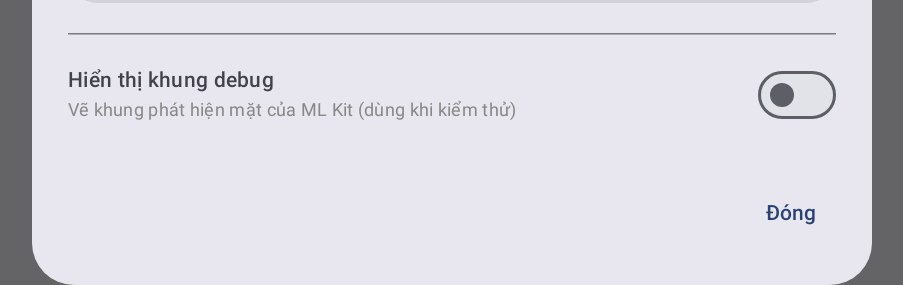
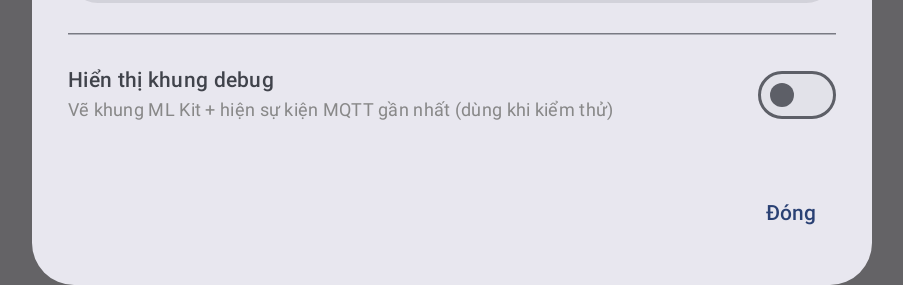
Before and after one commit to itstheblank/NavistarAccessClient_GR2, an Android app built with Jetpack Compose: the composable SettingsDialog shown on its own in the app's theme, on a phone screen of 824 x 412 dp (held sideways). Shown: the part 333-618 px from the top of the screen, without its empty margins (166-1069 px from the left). Run offline under Robolectric (Android 15) with nearby library versions, the phone set to English and light mode, and no system bars; libraries missing offline, so code that uses them is left out: androidx.camera.core, com.google.mlkit.vision; 7 statements that could not run were skipped.

Commit message:
Phase 3 (C): Wire IoT agent into ViewModel, add status chip and Lab settings UI

```diff
--- /dev/null
+++ b/app/src/main/java/com/example/navistaraccessclient/view/IotUi.kt
@@ -0,0 +1,179 @@
+package com.example.navistaraccessclient.view
+
+import android.widget.Toast
+import androidx.compose.foundation.background
+import androidx.compose.foundation.layout.*
+import androidx.compose.foundation.shape.CircleShape
+import androidx.compose.foundation.shape.RoundedCornerShape
+import androidx.compose.foundation.text.KeyboardOptions
+import androidx.compose.material3.*
+import androidx.compose.runtime.*
+import androidx.compose.ui.Alignment
+import androidx.compose.ui.Modifier
+import androidx.compose.ui.graphics.Color
+import androidx.compose.ui.platform.LocalContext
+import androidx.compose.ui.text.font.FontFamily
+import androidx.compose.ui.text.font.FontWeight
+import androidx.compose.ui.text.input.KeyboardType
+import androidx.compose.ui.text.input.PasswordVisualTransformation
+import androidx.compose.ui.unit.dp
+import androidx.compose.ui.unit.sp
+import com.example.navistaraccessclient.iot.ConnState
+import com.example.navistaraccessclient.iot.DeviceConfig
+import com.example.navistaraccessclient.iot.DeviceState
+import com.example.navistaraccessclient.iot.protocol.DoorStatus
+import com.example.navistaraccessclient.viewmodel.CameraViewModel
+
+/*
+ * [GĐ3] Giao diện phần IoT: chip trạng thái trên màn hình chính + mục cấu hình trong Dialog Cài đặt.
+ */
+
+private fun connLabel(s: ConnState): Pair<Color, String> = when (s) {
+    is ConnState.Connected -> Color(0xFF43A047) to "Server: Đã kết nối"
+    ConnState.FetchingToken -> Color(0xFFFFB300) to "Server: Đang lấy token..."
+    ConnState.Connecting -> Color(0xFFFFB300) to "Server: Đang kết nối..."
+    is ConnState.Waiting -> Color(0xFFE53935) to "Server: Mất kết nối"
+    is ConnState.Misconfigured -> Color(0xFFE53935) to "Server: Thiếu cấu hình"
+    ConnState.Disabled -> Color.Gray to "Server: Tắt"
+}
+
+/** Chip góc trên trái: kết nối + trạng thái cửa + cảnh báo disable/emergency */
+@Composable
+fun IotStatusChip(conn: ConnState, door: DoorStatus, state: DeviceState, modifier: Modifier = Modifier) {
+    val (color, label) = connLabel(conn)
+    Column(modifier = modifier, verticalArrangement = Arrangement.spacedBy(6.dp)) {
+        Row(
+            modifier = Modifier
+                .background(Color.Black.copy(alpha = 0.55f), RoundedCornerShape(50))
+                .padding(horizontal = 12.dp, vertical = 6.dp),
+            verticalAlignment = Alignment.CenterVertically
+        ) {
+            Box(Modifier.size(10.dp).background(color, CircleShape))
+            Spacer(Modifier.width(8.dp))
+            Text(label, color = Color.White, fontSize = 13.sp)
+            Spacer(Modifier.width(12.dp))
+            Text(
+                text = when {
+                    state.isEmergencyOpen -> "🚪 Mở khẩn cấp"
+                    door == DoorStatus.OPEN -> "🚪 Cửa mở"
+                    else -> "🚪 Cửa đóng"
+                },
+                color = if (door == DoorStatus.OPEN || state.isEmergencyOpen) Color(0xFF69F0AE) else Color.White,
+                fontSize = 13.sp
+            )
+        }
+        if (state.isDeviceDisable) {
+            Text(
+                "Thiết bị đang bị vô hiệu hoá bởi quản trị viên",
+                color = Color.White, fontSize = 12.sp,
+                modifier = Modifier
+                    .background(Color(0xFFC62828).copy(alpha = 0.85f), RoundedCornerShape(8.dp))
+                    .padding(horizontal = 10.dp, vertical = 4.dp)
+            )
+        }
+    }
+}
+
+/**
+ * Mục "Kết nối hệ thống Lab" trong Dialog Cài đặt.
+ * Giữ bản nháp cục bộ, chỉ áp dụng khi bấm "Lưu & kết nối lại".
+ */
+@Composable
+fun DeviceSettingsSection(viewModel: CameraViewModel) {
+    val context = LocalContext.current
+    val current: DeviceConfig = viewModel.deviceConfig
+    val st: DeviceState = viewModel.deviceState
+
+    var enabled by remember { mutableStateOf(current.enabled) }
+    var apiUrl by remember { mutableStateOf(current.apiBaseUrl) }
+    var host by remember { mutableStateOf(current.brokerHost) }
+    var port by remember { mutableStateOf(current.brokerPort.toString()) }
+    var mac by remember { mutableStateOf(current.macAddress) }
+    var salt by remember { mutableStateOf(current.salt) }
+    var applyThreshold by remember { mutableStateOf(current.applyServerThreshold) }
+
+    Row(verticalAlignment = Alignment.CenterVertically) {
+        Text("Kết nối hệ thống Lab (MQTT v5)", fontWeight = FontWeight.SemiBold, modifier = Modifier.weight(1f))
+        Switch(checked = enabled, onCheckedChange = { enabled = it })
+    }
+    Text(
+        when (val c = viewModel.connState) {
+            is ConnState.Connected -> "Đã kết nối ${c.uri}"
+            is ConnState.Waiting -> "${c.reason}" + if (c.retryInSec > 0) " (thử lại sau ${c.retryInSec}s)" else ""
+            is ConnState.Misconfigured -> "Thiếu: ${c.missing.joinToString()}"
+            else -> connLabel(c).second
+        },
+        color = Color.Gray, fontSize = 12.sp
+    )
+
+    OutlinedTextField(
+        value = apiUrl, onValueChange = { apiUrl = it },
+        label = { Text("URL ApiGateway (VD http://10.0.2.2:8080)") }, singleLine = true,
+        keyboardOptions = KeyboardOptions(keyboardType = KeyboardType.Uri),
+        modifier = Modifier.fillMaxWidth()
+    )
+    Row(horizontalArrangement = Arrangement.spacedBy(8.dp)) {
+        OutlinedTextField(
+            value = host, onValueChange = { host = it },
+            label = { Text("Broker host") }, singleLine = true,
+            modifier = Modifier.weight(2f)
+        )
+        OutlinedTextField(
+            value = port, onValueChange = { v -> port = v.filter { it.isDigit() }.take(5) },
+            label = { Text("Port") }, singleLine = true,
+            keyboardOptions = KeyboardOptions(keyboardType = KeyboardType.Number),
+            modifier = Modifier.weight(1f)
+        )
+    }
+    Row(verticalAlignment = Alignment.CenterVertically, horizontalArrangement = Arrangement.spacedBy(8.dp)) {
+        OutlinedTextField(
+            value = mac, onValueChange = { mac = it.uppercase().take(17) },
+            label = { Text("MAC thiết bị") }, singleLine = true,
+            isError = !DeviceConfig.isValidMac(mac),
+            modifier = Modifier.weight(1f)
+        )
+        TextButton(onClick = { mac = viewModel.generateMac() }) { Text("Sinh mới") }
+    }
+    OutlinedTextField(
+        value = salt, onValueChange = { salt = it },
+        label = { Text("Salt (nhóm dự án cấp)") }, singleLine = true,
+        visualTransformation = PasswordVisualTransformation(),
+        modifier = Modifier.fillMaxWidth()
+    )
+    Row(verticalAlignment = Alignment.CenterVertically) {
+        Column(Modifier.weight(1f)) {
+            Text("Dùng ngưỡng nhận diện của server", fontWeight = FontWeight.Medium)
+            Text(
+                "IDENTIFY_THRESHOLD = ${st.serverThreshold ?: "chưa nhận"} (app đang dùng Cosine 0.70)",
+                color = Color.Gray, fontSize = 12.sp
+            )
+        }
+        Switch(checked = applyThreshold, onCheckedChange = { applyThreshold = it })
+    }
+    Button(
+        onClick = {
+            viewModel.saveDeviceConfig(
+                current.copy(
+                    enabled = enabled,
+                    apiBaseUrl = apiUrl.trim(),
+                    brokerHost = host.trim(),
+                    brokerPort = port.toIntOrNull() ?: 1883,
+                    macAddress = mac.trim().uppercase(),
+                    salt = salt,
+                    applyServerThreshold = applyThreshold
+                )
+            )
+            Toast.makeText(context, "Đã lưu, đang kết nối lại...", Toast.LENGTH_SHORT).show()
+        },
+        modifier = Modifier.fillMaxWidth()
+    ) { Text("Lưu & kết nối lại") }
+
+    // Thông tin server đã cấp (chỉ đọc) — tiện chụp màn hình báo cáo / gỡ lỗi
+    Text(
+        text = "DoorId: ${st.doorId ?: "—"} · Hướng: ${st.direction ?: "—"} · " +
+               "Giữ cửa: ${st.lockerTimeHoldMs}ms\n" +
+               "Vô hiệu hoá: ${st.isDeviceDisable} · Khẩn cấp: ${st.isEmergencyOpen}\n" +
+               "Version: ${DeviceConfig.APP_VERSION}",
+        fontSize = 12.sp, fontFamily = FontFamily.Monospace, color = Color.DarkGray
+    )
+}
--- a/app/src/main/java/com/example/navistaraccessclient/viewmodel/CameraViewModel.kt
+++ b/app/src/main/java/com/example/navistaraccessclient/viewmodel/CameraViewModel.kt
@@ -9,6 +9,11 @@ import androidx.compose.runtime.setValue
 import androidx.lifecycle.AndroidViewModel
 import androidx.lifecycle.viewModelScope
 import com.example.navistaraccessclient.data.FaceStore
+import com.example.navistaraccessclient.iot.ConnState
+import com.example.navistaraccessclient.iot.DeviceAgent
+import com.example.navistaraccessclient.iot.DeviceConfig
+import com.example.navistaraccessclient.iot.DeviceState
+import com.example.navistaraccessclient.iot.protocol.DoorStatus
 import com.example.navistaraccessclient.model.*
 import com.example.navistaraccessclient.utils.BitmapUtils
 import com.example.navistaraccessclient.utils.OverlayGeometry
@@ -32,11 +37,30 @@ data class FaceFrame(
  *  - onFacesDetected() chạy trên luồng camera.
  *  - Mọi thay đổi State của Compose đều được đẩy về Main Thread.
  *  - TFLite (verify / register) luôn chạy trên Dispatchers.Default, KHÔNG BAO GIỜ trên Main.
+ *  - [GĐ3] Toàn bộ việc MQTT nằm trong DeviceAgent (luồng riêng). ViewModel chỉ đọc trạng thái
+ *    và báo kết quả nhận diện qua AccessEventGate → DeviceAgent.reportAccess().
  */
 class CameraViewModel(application: Application) : AndroidViewModel(application) {
 
     // Người dùng đã đăng ký được lưu xuống file (FaceStore) → mở lại app vẫn còn
     private val recognizer = TFLiteFaceRecognizer(application, store = FaceStore(application))
+
+    // ---------------- [GĐ3] IoT / MQTT ----------------
+    private val deviceAgent = DeviceAgent(application, viewModelScope)
+    /** Mỗi lượt người đứng trước cửa → đúng 1 bản tin access (không spam 2 lần/giây) */
+    private val eventGate = AccessEventGate()
+
+    var connState by mutableStateOf<ConnState>(ConnState.Disabled)
+        private set
+    var deviceConfig by mutableStateOf(deviceAgent.config.value)
+        private set
+    var deviceState by mutableStateOf(DeviceState())
+        private set
+    var doorStatus by mutableStateOf(DoorStatus.CLOSE)
+        private set
+    /** Sự kiện IoT gần nhất (hiện khi bật chế độ debug) */
+    var lastIotEvent by mutableStateOf<String?>(null)
+        private set
 
     // Chỉ Overlay đọc state này (trong pha draw) → không recompose cả màn hình mỗi frame
     var faceFrame by mutableStateOf(FaceFrame())
@@ -88,6 +112,21 @@ class CameraViewModel(application: Application) : AndroidViewModel(application)
             val users = recognizer.getRegisteredUsers()
             withContext(Dispatchers.Main) { registeredUsers = users }
         }
+
+        // [GĐ3] Đồng bộ StateFlow của DeviceAgent sang Compose State (collect chạy trên Main)
+        viewModelScope.launch { deviceAgent.connState.collect { connState = it } }
+        viewModelScope.launch { deviceAgent.config.collect { deviceConfig = it } }
+        viewModelScope.launch { deviceAgent.door.state.collect { doorStatus = it } }
+        viewModelScope.launch { deviceAgent.lastEvent.collect { lastIotEvent = it } }
+        viewModelScope.launch {
+            deviceAgent.state.collect { s ->
+                deviceState = s
+                // Chỉ áp ngưỡng của server khi người dùng bật (chưa rõ thang đo của Lab)
+                val t = s.serverThreshold
+                if (deviceAgent.config.value.applyServerThreshold && t != null) recognizer.setThreshold(t.toFloat())
+            }
+        }
+        deviceAgent.start()
     }
 
     /** Gọi từ CameraPreview để tạm dừng ML Kit khi mở Cài đặt */
@@ -101,6 +140,7 @@ class CameraViewModel(application: Application) : AndroidViewModel(application)
     fun closeSettings() {
         settingsOpenFlag = false
         isSettingsOpen = false
+        eventGate.resetStreak()
     }
 
     private fun postToMain(block: () -> Unit) {
@@ -109,6 +149,14 @@ class CameraViewModel(application: Application) : AndroidViewModel(application)
 
     private fun setStatus(status: AuthStatus, message: String) {
         postToMain { authResult = FaceAuthResult(status, message = message) }
+    }
+
+    /** Mặt rời Oval → lượt sau phải xác nhận lại từ đầu (AccessEventGate) */
+    private fun markFaceInvalid() {
+        if (faceWasValid) {
+            faceWasValid = false
+            postToMain { eventGate.resetStreak() }
+        }
     }
 
     /** Chạy trên luồng camera (imageProxy còn hợp lệ trong hàm này) */
@@ -132,27 +180,27 @@ class CameraViewModel(application: Application) : AndroidViewModel(application)
         // 2. Phản hồi hướng dẫn cho người dùng
         when {
             faces.size >= 2 -> {
-                faceWasValid = false
+                markFaceInvalid()
                 setStatus(AuthStatus.MULTIPLE_FACES, "Cảnh báo: Có ${faces.size} người! Vui lòng chỉ đứng 1 người.")
                 return
             }
             faces.isEmpty() -> {
-                faceWasValid = false
+                markFaceInvalid()
                 setStatus(AuthStatus.IDLE, "Vui lòng đưa mặt vào giữa khung Oval")
                 return
             }
             placement == Placement.OFF_CENTER -> {
-                faceWasValid = false
+                markFaceInvalid()
                 setStatus(AuthStatus.IDLE, "Hãy đưa mặt vào giữa khung Oval")
                 return
             }
             placement == Placement.TOO_FAR -> {
-                faceWasValid = false
+                markFaceInvalid()
                 setStatus(AuthStatus.IDLE, "Hãy tiến lại gần hơn")
                 return
             }
             placement == Placement.TOO_CLOSE -> {
-                faceWasValid = false
+                markFaceInvalid()
                 setStatus(AuthStatus.IDLE, "Hãy lùi ra xa một chút")
                 return
             }
@@ -190,7 +238,13 @@ class CameraViewModel(application: Application) : AndroidViewModel(application)
                 val result = recognizer.verify(faceBitmap)
                 withContext(Dispatchers.Main) {
                     // Bỏ kết quả nếu người dùng đã rời Oval hoặc đang mở Cài đặt
-                    if (!settingsOpenFlag && faceWasValid) authResult = result
+                    if (!settingsOpenFlag && faceWasValid) {
+                        // [GĐ3] Thiết bị bị server khoá (DISABLE_DEVICE) → không chào mừng
+                        authResult = if (deviceState.isDeviceDisable && result.status == AuthStatus.SUCCESS)
+                            result.copy(status = AuthStatus.FAILED, message = "Thiết bị đang bị vô hiệu hoá")
+                        else result
+                        eventGate.submit(result)?.let { reportAccess(it) }
+                    }
                 }
             } finally {
                 faceBitmap.recycle()
@@ -198,6 +252,22 @@ class CameraViewModel(application: Application) : AndroidViewModel(application)
             }
         }
     }
+
+    /** [GĐ3] Gửi 1 lượt ra vào (Main). Nếu bị từ chối vì lý do khác "người lạ" thì hiện lý do. */
+    private fun reportAccess(result: FaceAuthResult) {
+        viewModelScope.launch {
+            val decision = deviceAgent.reportAccess(result)
+            if (!decision.granted && decision.message != null && faceWasValid) {
+                authResult = result.copy(status = AuthStatus.FAILED, message = decision.message)
+            }
+        }
+    }
+
+    // ---------------- [GĐ3] Cấu hình thiết bị ----------------
+
+    fun saveDeviceConfig(config: DeviceConfig) = deviceAgent.updateConfig(config)
+
+    fun generateMac(): String = deviceAgent.regenerateMac()
 
     /** Đăng ký khuôn mặt gần nhất. TFLite chạy nền → bàn phím/UI không bị đơ. */
     fun registerCurrentFace(name: String, onDone: (Boolean) -> Unit) {
@@ -240,6 +310,7 @@ class CameraViewModel(application: Application) : AndroidViewModel(application)
 
     override fun onCleared() {
         super.onCleared()
+        deviceAgent.shutdown()
         synchronized(candidateLock) {
             lastFaceCrop?.recycle()
             lastFaceCrop = null
```
Also changed, not shown: app/src/main/java/com/example/navistaraccessclient/view/MainActivity.kt (+32 -1 lines).
